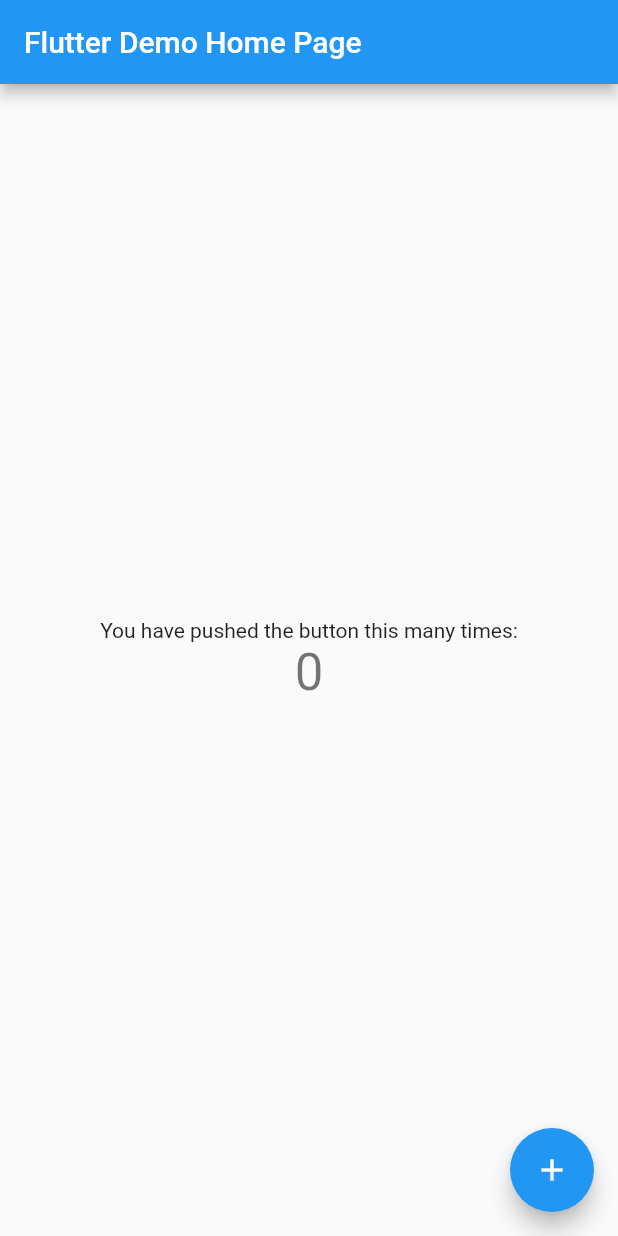
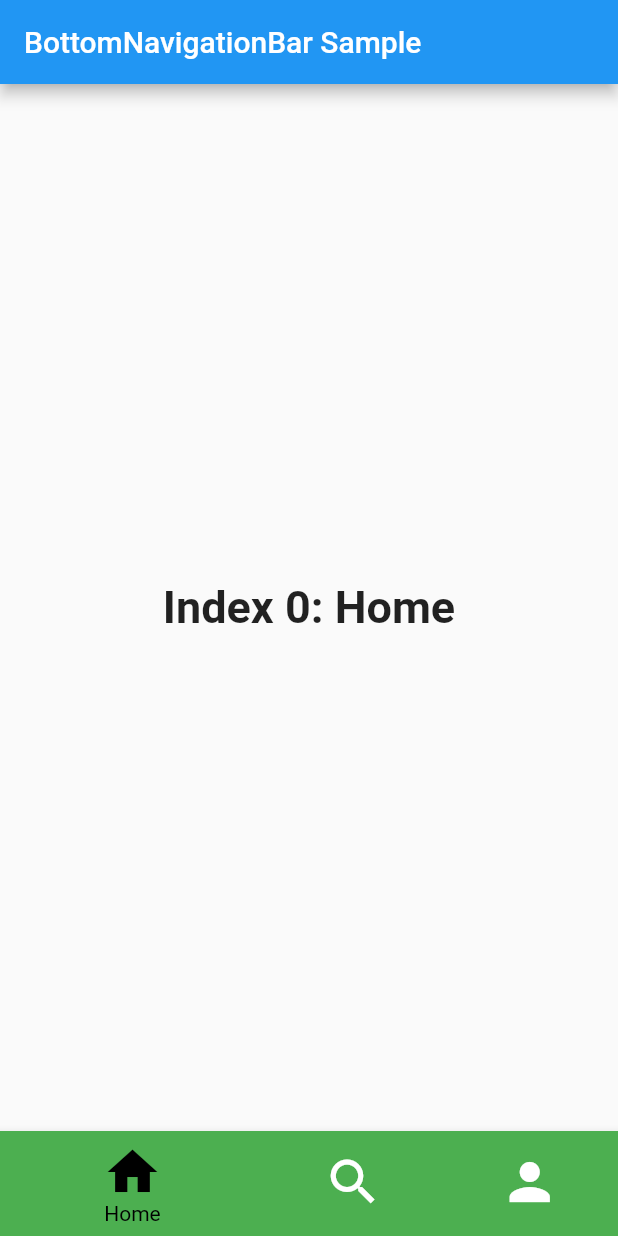
Before and after one commit to ValElizaTan/211354T_MAD_Project, a Flutter app: the screen it shows after launch, on a phone screen of 412 x 824 dp. Run offline on Flutter 3.47's test engine with Material 2 defaults, Android fonts, the phone set to English and light mode, and no system bars.

```diff
--- a/lib/main.dart
+++ b/lib/main.dart
@@ -1,117 +1,109 @@
 import 'package:flutter/material.dart';
 
-void main() {
-  runApp(MyApp());
-}
+void main() => runApp(MyApp());
 
 class MyApp extends StatelessWidget {
-  // This widget is the root of your application.
+
+  static const String _title = 'Flutter Code Sample';
+
   @override
   Widget build(BuildContext context) {
     return MaterialApp(
-      title: 'Flutter Demo',
-      theme: ThemeData(
-        // This is the theme of your application.
-        //
-        // Try running your application with "flutter run". You'll see the
-        // application has a blue toolbar. Then, without quitting the app, try
-        // changing the primarySwatch below to Colors.green and then invoke
-        // "hot reload" (press "r" in the console where you ran "flutter run",
-        // or simply save your changes to "hot reload" in a Flutter IDE).
-        // Notice that the counter didn't reset back to zero; the application
-        // is not restarted.
-        primarySwatch: Colors.blue,
-        // This makes the visual density adapt to the platform that you run
-        // the app on. For desktop platforms, the controls will be smaller and
-        // closer together (more dense) than on mobile platforms.
-        visualDensity: VisualDensity.adaptivePlatformDensity,
-      ),
-      home: MyHomePage(title: 'Flutter Demo Home Page'),
+      title: _title,
+      home: MyStatefulWidget(),
     );
   }
 }
 
-class MyHomePage extends StatefulWidget {
-  MyHomePage({Key key, this.title}) : super(key: key);
-
-  // This widget is the home page of your application. It is stateful, meaning
-  // that it has a State object (defined below) that contains fields that affect
-  // how it looks.
-
-  // This class is the configuration for the state. It holds the values (in this
-  // case the title) provided by the parent (in this case the App widget) and
-  // used by the build method of the State. Fields in a Widget subclass are
-  // always marked "final".
-
-  final String title;
+class MyStatefulWidget extends StatefulWidget {
 
   @override
-  _MyHomePageState createState() => _MyHomePageState();
+  State<MyStatefulWidget> createState() => _MyStatefulWidgetState();
 }
 
-class _MyHomePageState extends State<MyHomePage> {
-  int _counter = 0;
+class _MyStatefulWidgetState extends State<MyStatefulWidget> {
+  int _selectedIndex = 0;
+  static const TextStyle optionStyle =
+      TextStyle(fontSize: 30, fontWeight: FontWeight.bold);
+  static const List<Widget> _widgetOptions = <Widget>[
+    Text(
+      'Index 0: Home',
+      style: optionStyle,
+    ),
+    Text(
+      'Index 1: Business',
+      style: optionStyle,
+    ),
+    Text(
+      'Index 2: School',
+      style: optionStyle,
+    ),
+  ];
 
-  void _incrementCounter() {
+  void _onItemTapped(int index) {
     setState(() {
-      // This call to setState tells the Flutter framework that something has
-      // changed in this State, which causes it to rerun the build method below
-      // so that the display can reflect the updated values. If we changed
-      // _counter without calling setState(), then the build method would not be
-      // called again, and so nothing would appear to happen.
-      _counter++;
+      _selectedIndex = index;
     });
   }
 
   @override
   Widget build(BuildContext context) {
-    // This method is rerun every time setState is called, for instance as done
-    // by the _incrementCounter method above.
-    //
-    // The Flutter framework has been optimized to make rerunning build methods
-    // fast, so that you can just rebuild anything that needs updating rather
-    // than having to individually change instances of widgets.
     return Scaffold(
       appBar: AppBar(
-        // Here we take the value from the MyHomePage object that was created by
-        // the App.build method, and use it to set our appbar title.
-        title: Text(widget.title),
+        title: const Text('BottomNavigationBar Sample'),
       ),
+      // body: Center(
+      //   child: _widgetOptions.elementAt(_selectedIndex),
+      // ),
+      // bottomNavigationBar: BottomNavigationBar(
+      //   items: const <BottomNavigationBarItem>[
+      //     BottomNavigationBarItem(
+      //       icon: Icon(Icons.home),
+      //       label: 'Home',
+      //     ),
+      //     BottomNavigationBarItem(
+      //       icon: Icon(Icons.business),
+      //       label: 'Business',
+      //     ),
+      //     BottomNavigationBarItem(
+      //       icon: Icon(Icons.school),
+      //       label: 'School',
+      //     ),
+      //   ],
+      //   currentIndex: _selectedIndex,
+      //   selectedItemColor: Colors.amber[800],
+      //   onTap: _onItemTapped,
+      // ),
+
+      //Bottom Nav Bar
       body: Center(
-        // Center is a layout widget. It takes a single child and positions it
-        // in the middle of the parent.
-        child: Column(
-          // Column is also a layout widget. It takes a list of children and
-          // arranges them vertically. By default, it sizes itself to fit its
-          // children horizontally, and tries to be as tall as its parent.
-          //
-          // Invoke "debug painting" (press "p" in the console, choose the
-          // "Toggle Debug Paint" action from the Flutter Inspector in Android
-          // Studio, or the "Toggle Debug Paint" command in Visual Studio Code)
-          // to see the wireframe for each widget.
-          //
-          // Column has various properties to control how it sizes itself and
-          // how it positions its children. Here we use mainAxisAlignment to
-          // center the children vertically; the main axis here is the vertical
-          // axis because Columns are vertical (the cross axis would be
-          // horizontal).
-          mainAxisAlignment: MainAxisAlignment.center,
-          children: <Widget>[
-            Text(
-              'You have pushed the button this many times:',
-            ),
-            Text(
-              '$_counter',
-              style: Theme.of(context).textTheme.headline4,
-            ),
-          ],
-        ),
+        child: _widgetOptions.elementAt(_selectedIndex),
       ),
-      floatingActionButton: FloatingActionButton(
-        onPressed: _incrementCounter,
-        tooltip: 'Increment',
-        child: Icon(Icons.add),
-      ), // This trailing comma makes auto-formatting nicer for build methods.
+      bottomNavigationBar: BottomNavigationBar(
+        items: const <BottomNavigationBarItem>[
+          BottomNavigationBarItem(
+            icon: Icon(Icons.home),
+            title: Text('Home'),
+            backgroundColor: Colors.green
+          ),
+          BottomNavigationBarItem(
+            icon: Icon(Icons.search),
+            title: Text('Search'),
+            backgroundColor: Colors.yellow
+          ),
+          BottomNavigationBarItem(
+            icon: Icon(Icons.person),
+            title: Text('Profile'),
+            backgroundColor: Colors.blue,
+          ),
+        ],
+        type: BottomNavigationBarType.shifting,
+        currentIndex: _selectedIndex,
+        selectedItemColor: Colors.black,
+        iconSize: 40,
+        onTap: _onItemTapped,
+        elevation: 5
+      ),
     );
   }
 }
```
Also changed, not shown: lib/loginpage.dart (added, +145 -0 lines), lib/profilepage.dart (added, +88 -0 lines), lib/registerpage.dart (+53 -107 lines), pubspec.yaml (+4 -3 lines), images/Profile-Male.png (added), images/businessman.png (added), images/women.png (added).
